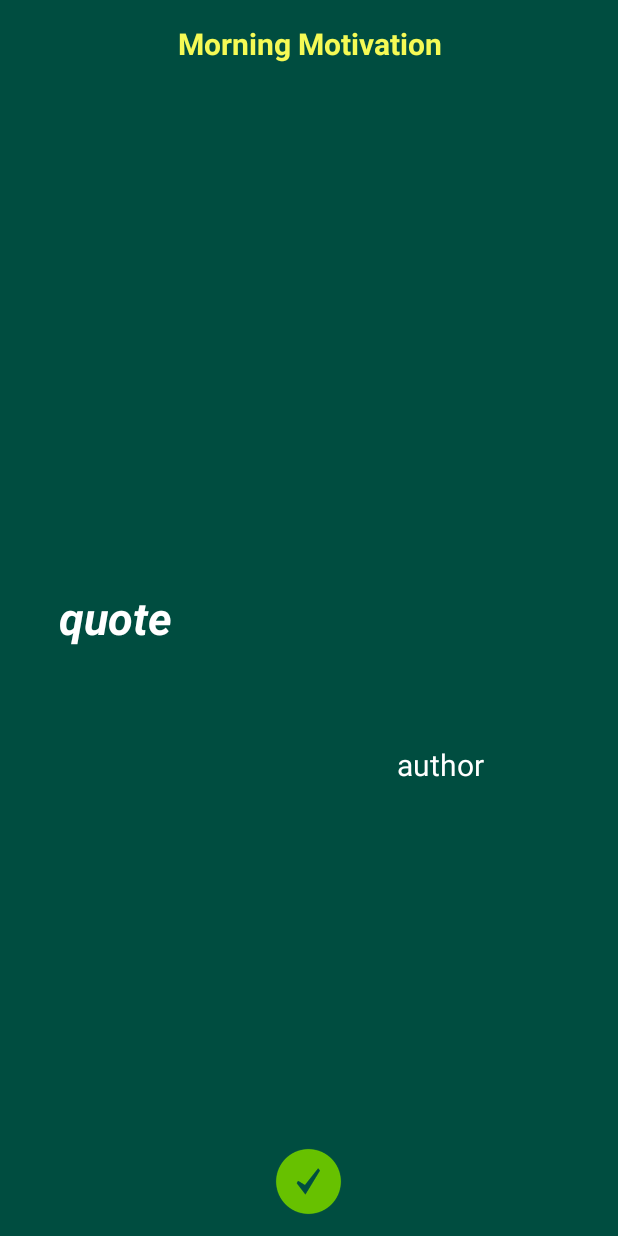
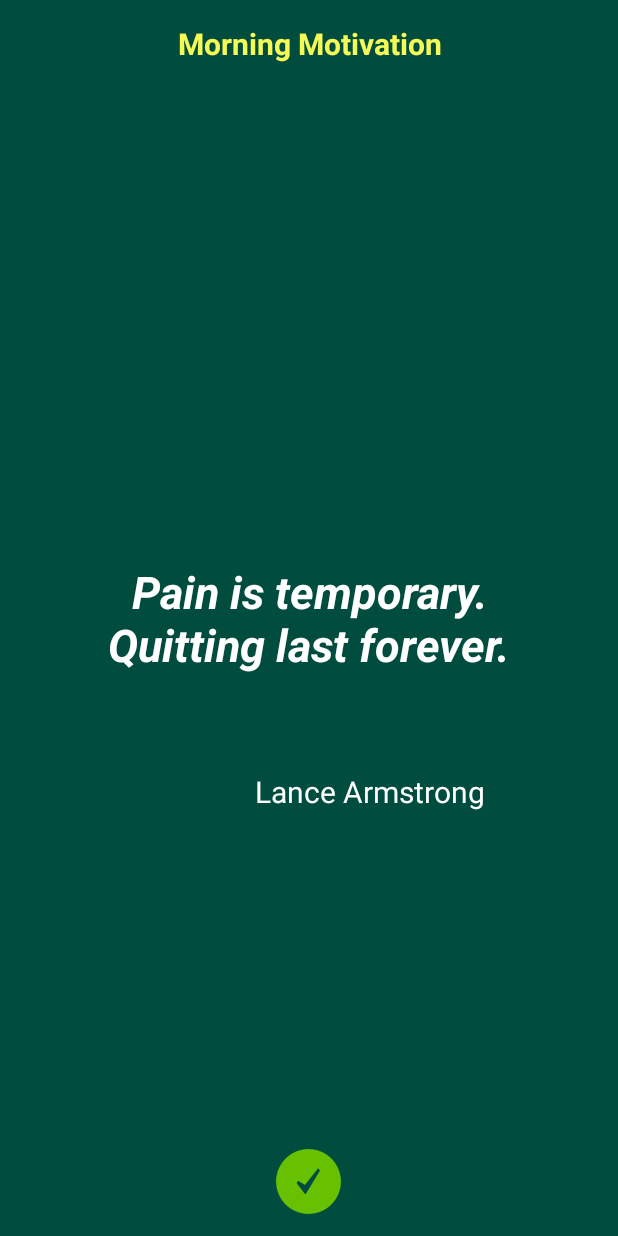
Before and after one commit to arrogant-ant/JaagoRe, an Android app: the layout activity_quote.xml on its own in the app's theme, with its tools: preview values and no code run, on a phone screen of 412 x 824 dp. Run offline under Robolectric (Android 15) with nearby library versions, the phone set to English and light mode, and no system bars.

Commit message:
version 1.2 generalized alarm text

```diff
--- a/app/src/main/AndroidManifest.xml
+++ b/app/src/main/AndroidManifest.xml
@@ -54,7 +54,7 @@
         <activity
             android:name=".Nav"
             android:label="@string/title_activity_nav"
-            android:theme="@style/AppTheme"></activity>
+            android:theme="@style/AppTheme"/>
     </application>
 
 </manifest>
--- a/app/src/main/java/iris/jaagore/sabita_sant/alarm/AddAlarm.java
+++ b/app/src/main/java/iris/jaagore/sabita_sant/alarm/AddAlarm.java
@@ -23,6 +23,7 @@ import android.widget.Spinner;
 import android.widget.Switch;
 import android.widget.TextView;
 import android.widget.TimePicker;
+import android.widget.Toast;
 
 
 import java.util.Calendar;
@@ -187,8 +188,9 @@ public class AddAlarm
         if (ALARM_TIME < Calendar.getInstance().getTimeInMillis())
             ALARM_TIME += 24 * 60 * 60000;
         repeat = this.repeat_sw.isChecked();
+        alarmHelper.setAlarm(AddAlarm.this, ALARM_TIME, repeat, snooze, true);
         alarmText = alarm.getAlarmTime();
-        alarmHelper.setAlarm(AddAlarm.this, ALARM_TIME, repeat, snooze, true);
+        Toast.makeText(AddAlarm.this,"Alarm set at "+alarmText,Toast.LENGTH_SHORT).show();
         recentAlarm();
     }
 
--- a/app/src/main/java/iris/jaagore/sabita_sant/alarm/AlarmNotification.java
+++ b/app/src/main/java/iris/jaagore/sabita_sant/alarm/AlarmNotification.java
@@ -53,7 +53,7 @@ public class AlarmNotification {
                 .setTicker(ALERT)
                 .setContentTitle(TITLE)
                 .setContentText(MSG)
-                .setSmallIcon(R.drawable.icon)
+                .setSmallIcon(R.drawable.ic_notification)
                 .addAction(R.drawable.snooze, "Stop", pending_back);//change pending_back to snooze alarm
         builder.setContentIntent(pending_back);
         builder.setAutoCancel(true);
--- a/app/src/main/java/iris/jaagore/sabita_sant/alarm/Arithematic.java
+++ b/app/src/main/java/iris/jaagore/sabita_sant/alarm/Arithmetic.java
@@ -4,7 +4,7 @@ package iris.jaagore.sabita_sant.alarm;
  * Created by Sud on 10/13/17.
  */
 
-public class Arithematic {
+public class Arithmetic {
     int num1, num2, result;
     final char op[] = {'+', '-', '*', '/'};
     char operator;
--- a/app/src/main/java/iris/jaagore/sabita_sant/alarm/QuoteHelper.java
+++ b/app/src/main/java/iris/jaagore/sabita_sant/alarm/QuoteHelper.java
@@ -1,7 +1,6 @@
 package iris.jaagore.sabita_sant.alarm;
 
 import android.content.Context;
-import android.content.SharedPreferences;
 
 import java.io.FileInputStream;
 import java.io.FileOutputStream;
@@ -40,6 +39,8 @@ class QuoteHelper {
         }
         if(quotes.size()==0)
         {
+            quote.setQuote("Pain is temporary. Quitting last forever.");
+            quote.setAuthor("Lance Armstrong");
             quotes.add(quote);
         }
         return quotes;
--- a/app/src/main/java/iris/jaagore/sabita_sant/alarm/QuoteService.java
+++ b/app/src/main/java/iris/jaagore/sabita_sant/alarm/QuoteService.java
@@ -44,8 +44,6 @@ public class QuoteService extends IntentService {
             conn.setRequestMethod("GET");
             conn.setRequestProperty("X-Mashape-Key", "mx1in3H0wymshOpz13lJlrDWyFusp1ZEt0sjsnz7jewyAPJCJS");
             conn.setRequestProperty("Accept", "application/json");
-
-            Toast.makeText(getApplicationContext(), "conn " + conn.getResponseCode(), Toast.LENGTH_SHORT).show();
             reader = new BufferedReader(new InputStreamReader(conn.getInputStream()));
             String line;
             while ((line = reader.readLine()) != null) {
--- a/app/src/main/res/layout/activity_quote.xml
+++ b/app/src/main/res/layout/activity_quote.xml
@@ -30,14 +30,15 @@
         android:layout_centerHorizontal="true"
         android:ems="10"
         android:textSize="30sp"
-        android:text="quote"
+        android:text="Pain is temporary. Quitting last forever."
         android:textColor="@color/white"
         android:textStyle="bold|italic"
+        android:gravity="center_horizontal"
         />
 
     <TextView
         android:id="@+id/aurthor"
-        android:text="author"
+        android:text="Lance Armstrong"
         android:layout_width="wrap_content"
         android:layout_height="wrap_content"
         android:layout_below="@id/quote"
```
Also changed, not shown: app/src/main/java/iris/jaagore/sabita_sant/alarm/Alarm.java (+9 -1 lines), app/src/main/java/iris/jaagore/sabita_sant/alarm/AlarmScreen.java (+8 -7 lines), 7 other files.
